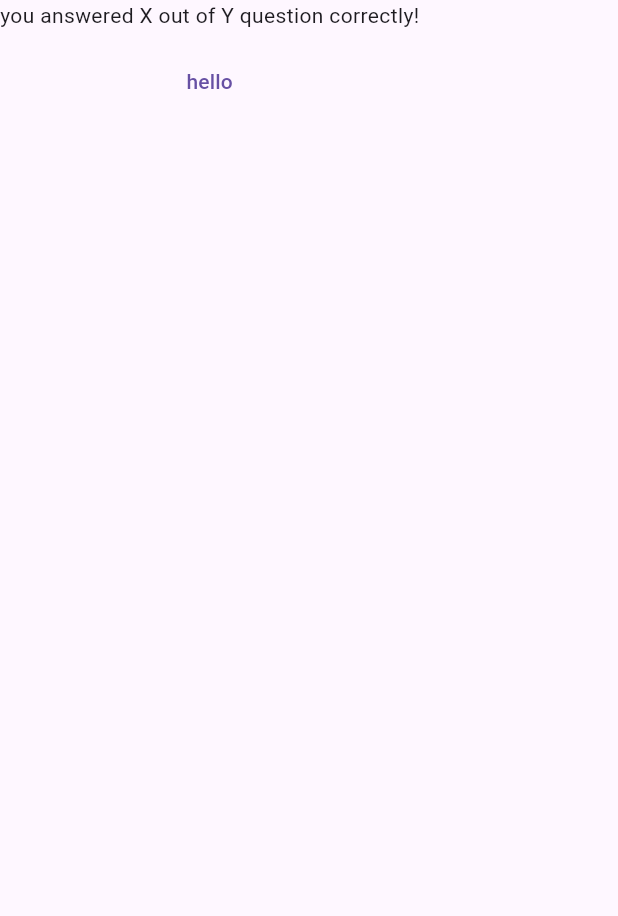
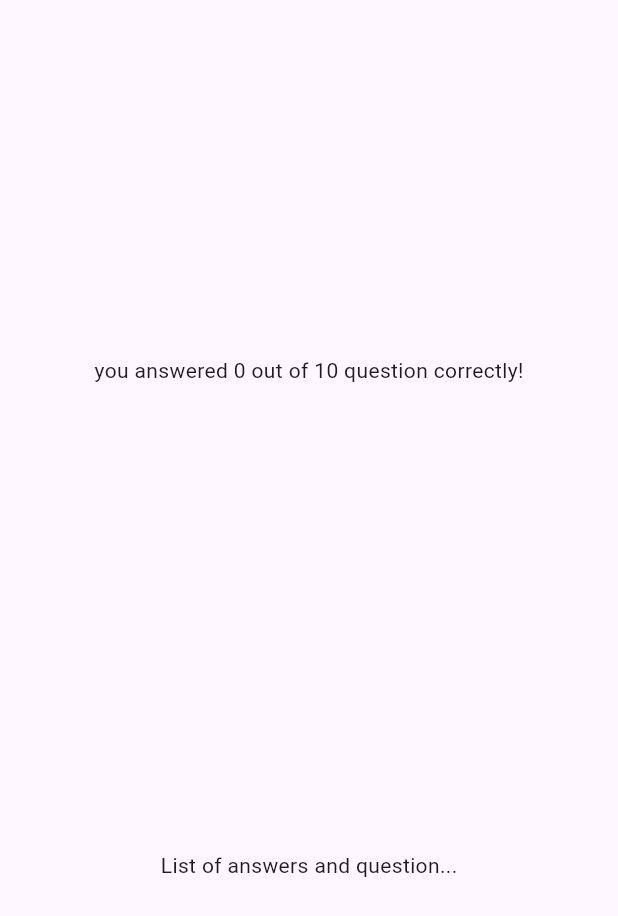
Before and after one commit to morningHiHi/flutter_QuizAppBasic_ForLearn, a Flutter app: the ResultsScreen widget shown alone on an empty page, opened directly with empty values, on a phone screen of 412 x 824 dp. Shown: the top 916 px of the screen. Run offline on Flutter 3.47's test engine with Material 3 defaults, Android fonts, the phone set to English and light mode, and no system bars; our stand-ins replace google_fonts.

Commit message:
tạo màn hình hiển thị kết quả các câu đố

```diff
--- a/lib/pages/results_screen.dart
+++ b/lib/pages/results_screen.dart
@@ -1,5 +1,6 @@
 import 'package:adv_basics/data/questions.dart';
 import 'package:flutter/material.dart';
+import 'package:adv_basics/pages/question_summary.dart';
 
 class ResultsScreen extends StatelessWidget {
   const ResultsScreen({super.key, required this.chosenAnswers});
@@ -9,10 +10,11 @@ class ResultsScreen extends StatelessWidget {
     List<Map<String, Object>> summary = [];
     int n = chosenAnswers.length;
     for (int i = 0; i < n; i++) {
-      summary.add({'question_index': i,
-      'question': question[i].text,
-      'correct-answer': question[i].anwsers[0],
-      'user-answer': chosenAnswers[i]
+      summary.add({
+        'question_index': i,
+        'question': question[i].text,
+        'correct-answer': question[i].anwsers[0],
+        'user-answer': chosenAnswers[i],
       });
     }
     return summary;
@@ -20,12 +22,28 @@ class ResultsScreen extends StatelessWidget {
 
   @override
   Widget build(BuildContext context) {
-    return Column(
-      children: [
-        Text('you answered X out of Y question correctly!'),
-        SizedBox(height: 10),
-        TextButton(onPressed: () {}, child: Text('hello')),
-      ],
+    final summaryData = getSummaryData();
+    final int numTotalQuestions = question.length;
+    final int numCorrectQuestion = summaryData.where((data) {
+          return data['user_answer'] == data['correct_answer'];
+        }).length;
+    return SizedBox(
+      width: double.infinity,
+
+      child: Container(
+        margin: const EdgeInsets.all(40),
+        child: Column(
+          mainAxisAlignment: MainAxisAlignment.center,
+          children: [
+            Text('you answered $numCorrectQuestion out of $numTotalQuestions question correctly!'),
+            const SizedBox(height: 10),
+            QuestionSummary(summaryData: getSummaryData()),
+            Text('List of answers and question...'),
+            //SizedBox(height: 10),
+            //TextButton(onPressed: () {}, child: Text('hello')),
+          ],
+        ),
+      ),
     );
   }
 }
```
